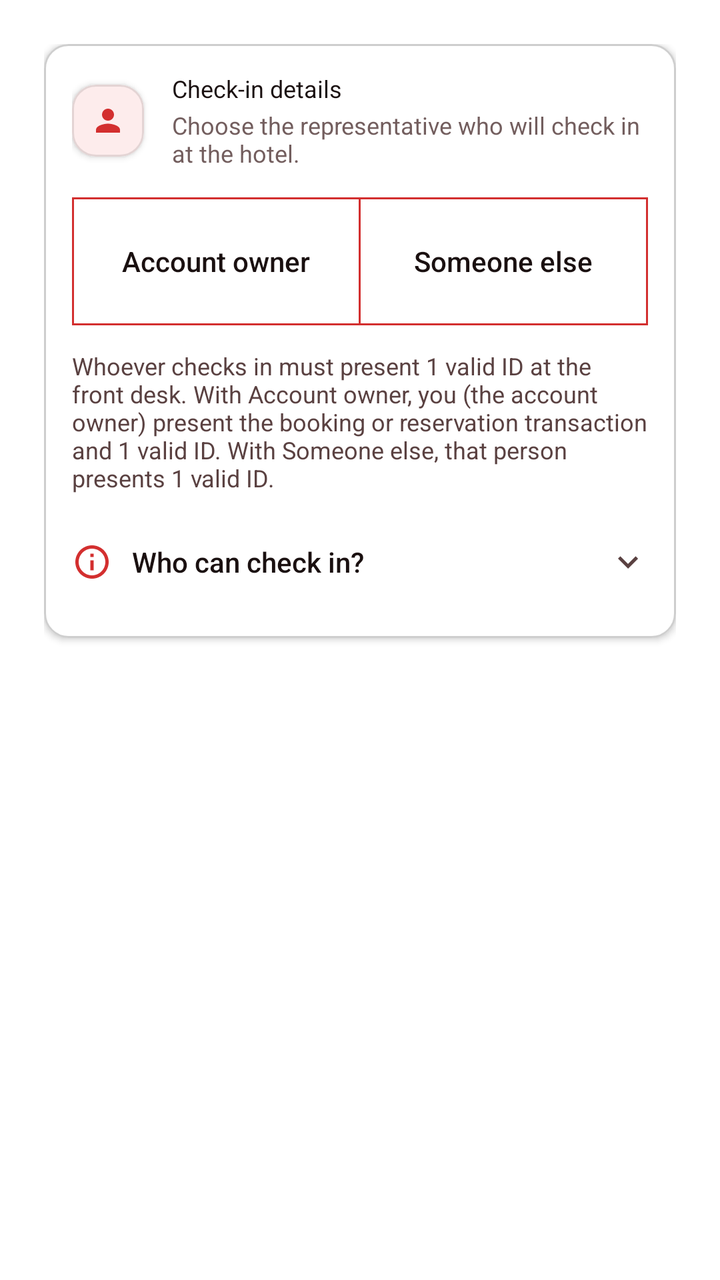
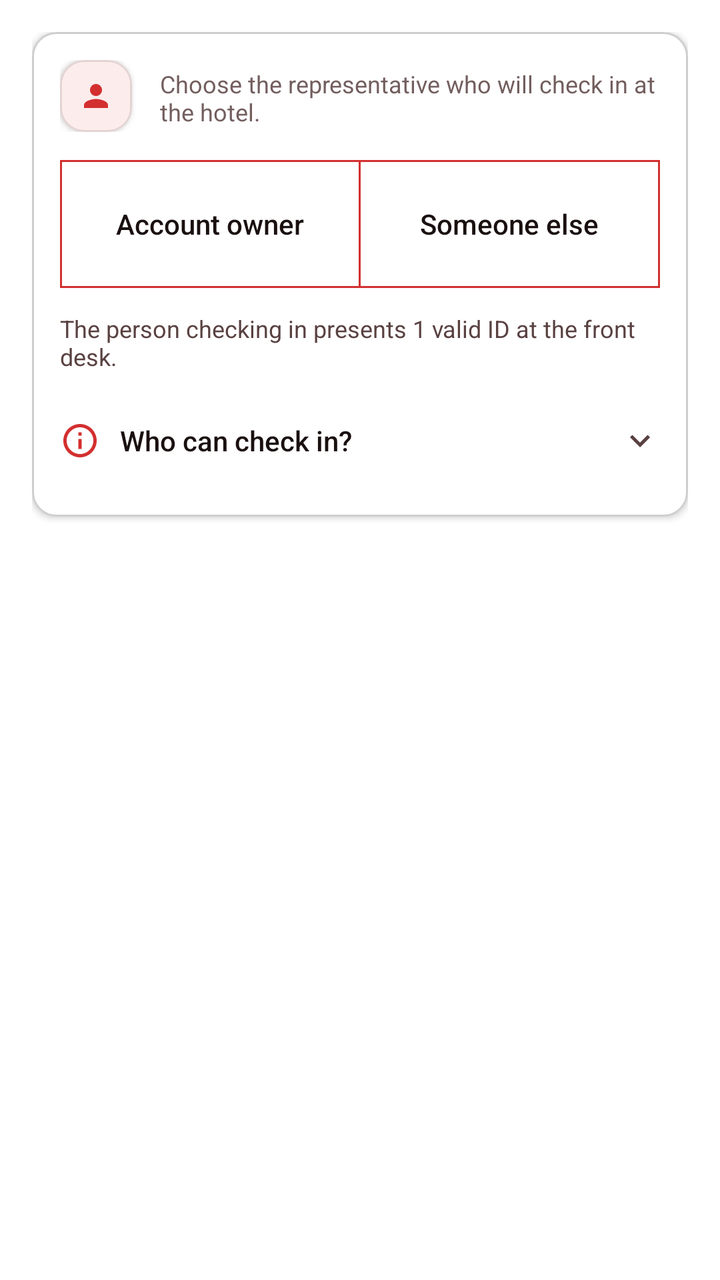

An Android layout rendered at two revisions. The XML below is the earlier revision; the diff shows what the commit changed to produce the second picture.
<!-- AndroidManifest.xml: application theme Theme.VelocitySuites -->
<!-- res/layout/fragment_step4_guest_id.xml -->
<?xml version="1.0" encoding="utf-8"?>
<androidx.core.widget.NestedScrollView xmlns:android="http://schemas.android.com/apk/res/android"
    xmlns:app="http://schemas.android.com/apk/res-auto"
    xmlns:tools="http://schemas.android.com/tools"
    android:layout_width="match_parent"
    android:layout_height="match_parent"
    android:fillViewport="true"
    android:clipToPadding="false">

    <LinearLayout
        android:layout_width="match_parent"
        android:layout_height="wrap_content"
        android:orientation="vertical"
        android:padding="22dp">

        <com.google.android.material.card.MaterialCardView
            style="@style/Widget.Velocity.Card.Flat"
            android:layout_width="match_parent"
            android:layout_height="wrap_content"
            android:clickable="false"
            android:focusable="false">

            <LinearLayout
                android:layout_width="match_parent"
                android:layout_height="wrap_content"
                android:background="@drawable/bg_flat_box"
                android:orientation="vertical"
                android:padding="14dp">

                <LinearLayout
                    android:layout_width="match_parent"
                    android:layout_height="wrap_content"
                    android:layout_marginBottom="14dp"
                    android:gravity="center_vertical"
                    android:orientation="horizontal">

                    <com.google.android.material.card.MaterialCardView
                        android:layout_width="36dp"
                        android:layout_height="36dp"
                        app:cardBackgroundColor="@color/velocity_red_soft">

                        <ImageView
                            android:layout_width="18dp"
                            android:layout_height="18dp"
                            android:layout_gravity="center"
                            android:importantForAccessibility="no"
                            android:src="@drawable/ic_person"
                            app:tint="@color/velocity_red_primary" />
                    </com.google.android.material.card.MaterialCardView>

                    <LinearLayout
                        android:layout_width="0dp"
                        android:layout_height="wrap_content"
                        android:layout_marginStart="14dp"
                        android:layout_weight="1"
                        android:orientation="vertical">

                        <TextView
                            style="@style/TextAppearance.Velocity.Label.Section"
                            android:layout_width="wrap_content"
                            android:layout_height="wrap_content"
                            android:text="@string/who_is_staying_label"
                            android:textColor="@color/velocity_text_primary"
                            android:textSize="12sp" />

                        <TextView
                            style="@style/TextAppearance.Velocity.Body"
                            android:layout_width="match_parent"
                            android:layout_height="wrap_content"
                            android:layout_marginTop="2dp"
                            android:text="@string/who_is_staying_hint"
                            android:textColor="@color/velocity_text_secondary"
                            android:textSize="12sp" />
                    </LinearLayout>
                </LinearLayout>

                
                <com.google.android.material.button.MaterialButtonToggleGroup
                    android:id="@+id/toggleWho"
                    android:layout_width="match_parent"
                    android:layout_height="wrap_content"
                    app:selectionRequired="false"
                    app:singleSelection="true">

                    <com.google.android.material.button.MaterialButton
                        android:id="@+id/btnWhoOwner"
                        style="@style/Widget.Velocity.Flat.Button.Outlined"
                        android:layout_width="0dp"
                        android:layout_height="64dp"
                        android:layout_weight="1"
                        android:text="@string/who_owner_me"
                        android:textColor="@color/velocity_text_primary"
                        android:textSize="14sp" />

                    <com.google.android.material.button.MaterialButton
                        android:id="@+id/btnWhoOther"
                        style="@style/Widget.Velocity.Flat.Button.Outlined"
                        android:layout_width="0dp"
                        android:layout_height="64dp"
                        android:layout_weight="1"
                        android:text="@string/who_someone_else"
                        android:textColor="@color/velocity_text_primary"
                        android:textSize="14sp" />
                </com.google.android.material.button.MaterialButtonToggleGroup>

                <TextView
                    android:id="@+id/tvWhoError"
                    android:layout_width="match_parent"
                    android:layout_height="wrap_content"
                    android:layout_marginTop="8dp"
                    android:fontFamily="sans-serif-medium"
                    android:text="@string/who_choose_error"
                    android:textColor="@color/velocity_action_text"
                    android:textSize="13sp"
                    android:visibility="gone"
                    tools:visibility="visible" />

                
                <LinearLayout
                    android:id="@+id/layoutWhoOwner"
                    android:layout_width="match_parent"
                    android:layout_height="wrap_content"
                    android:layout_marginTop="14dp"
                    android:orientation="vertical"
                    android:visibility="gone">

                    <include
                        android:id="@+id/ownerFields"
                        layout="@layout/view_representative_fields"
                        android:layout_width="match_parent"
                        android:layout_height="wrap_content" />

                    <TextView
                        android:id="@+id/tvOwnerNotYou"
                        android:layout_width="match_parent"
                        android:layout_height="wrap_content"
                        android:layout_marginTop="6dp"
                        android:background="?attr/selectableItemBackground"
                        android:minHeight="48dp"
                        android:gravity="center_vertical"
                        android:text="@string/who_not_you"
                        android:textColor="@color/velocity_action_text"
                        android:textSize="13sp" />

                    <TextView
                        android:id="@+id/tvOwnerProfileMissing"
                        android:layout_width="match_parent"
                        android:layout_height="wrap_content"
                        android:fontFamily="sans-serif-medium"
                        android:text="@string/who_owner_profile_missing"
                        android:textColor="@color/velocity_action_text"
                        android:textSize="13sp"
                        android:visibility="gone" />
                </LinearLayout>

                
                <LinearLayout
                    android:id="@+id/layoutWhoOther"
                    android:layout_width="match_parent"
                    android:layout_height="wrap_content"
                    android:layout_marginTop="14dp"
                    android:orientation="vertical"
                    android:visibility="gone">

                    <include
                        android:id="@+id/otherFields"
                        layout="@layout/view_representative_fields"
                        android:layout_width="match_parent"
                        android:layout_height="wrap_content" />
                </LinearLayout>

                
                <TextView
                    android:id="@+id/tvRepresentativeHelper"
                    android:layout_width="match_parent"
                    android:layout_height="wrap_content"
                    android:layout_marginTop="12dp"
                    android:text="@string/representative_name_helper"
                    android:textColor="@color/velocity_text_secondary"
                    android:textSize="12sp" />

                <LinearLayout
                    android:id="@+id/rowRepresentativeWho"
                    android:layout_width="match_parent"
                    android:layout_height="wrap_content"
                    android:layout_marginTop="10dp"
                    android:background="?attr/selectableItemBackground"
                    android:clickable="true"
                    android:focusable="true"
                    android:gravity="center_vertical"
                    android:minHeight="48dp"
                    android:orientation="horizontal">

                    <ImageView
                        android:layout_width="20dp"
                        android:layout_height="20dp"
                        android:importantForAccessibility="no"
                        android:src="@drawable/ic_info"
                        app:tint="@color/velocity_red_primary" />

                    <TextView
                        android:layout_width="0dp"
                        android:layout_height="wrap_content"
                        android:layout_marginStart="10dp"
                        android:layout_weight="1"
                        android:fontFamily="sans-serif-medium"
                        android:text="@string/representative_who_title"
                        android:textColor="@color/velocity_text_primary"
                        android:textSize="14sp" />

                    <ImageView
                        android:id="@+id/ivRepresentativeWhoChevron"
                        android:layout_width="20dp"
                        android:layout_height="20dp"
                        android:importantForAccessibility="no"
                        android:src="@drawable/ic_expand_more"
                        app:tint="@color/velocity_text_secondary" />
                </LinearLayout>

                <TextView
                    android:id="@+id/tvRepresentativeWhoBody"
                    android:layout_width="match_parent"
                    android:layout_height="wrap_content"
                    android:paddingBottom="4dp"
                    android:text="@string/representative_who_body"
                    android:textColor="@color/velocity_text_secondary"
                    android:textSize="13sp"
                    android:visibility="gone" />

            </LinearLayout>
        </com.google.android.material.card.MaterialCardView>

    </LinearLayout>
</androidx.core.widget.NestedScrollView>
<!-- res/layout/view_representative_fields.xml (included above) -->
<?xml version="1.0" encoding="utf-8"?>
<LinearLayout xmlns:android="http://schemas.android.com/apk/res/android"
    xmlns:app="http://schemas.android.com/apk/res-auto"
    android:layout_width="match_parent"
    android:layout_height="wrap_content"
    android:orientation="vertical">

    <com.google.android.material.textfield.TextInputLayout
        android:id="@+id/tilRepLast"
        style="@style/Widget.Velocity.TextInputLayout.Filter.Date"
        android:layout_width="match_parent"
        android:layout_height="wrap_content"
        android:layout_marginBottom="10dp"
        android:hint="@string/rep_last_name_label"
        app:startIconDrawable="@drawable/ic_person">

        <com.google.android.material.textfield.TextInputEditText
            android:id="@+id/etRepLast"
            android:layout_width="match_parent"
            android:layout_height="wrap_content"
            android:imeOptions="actionNext"
            android:inputType="textPersonName|textCapWords"
            android:maxLength="40"
            android:singleLine="true"
            android:textColor="@color/velocity_text_primary"
            android:textSize="14sp" />
    </com.google.android.material.textfield.TextInputLayout>

    <com.google.android.material.textfield.TextInputLayout
        android:id="@+id/tilRepFirst"
        style="@style/Widget.Velocity.TextInputLayout.Filter.Date"
        android:layout_width="match_parent"
        android:layout_height="wrap_content"
        android:layout_marginBottom="10dp"
        android:hint="@string/rep_first_name_label"
        app:startIconDrawable="@drawable/ic_person">

        <com.google.android.material.textfield.TextInputEditText
            android:id="@+id/etRepFirst"
            android:layout_width="match_parent"
            android:layout_height="wrap_content"
            android:imeOptions="actionNext"
            android:inputType="textPersonName|textCapWords"
            android:maxLength="40"
            android:singleLine="true"
            android:textColor="@color/velocity_text_primary"
            android:textSize="14sp" />
    </com.google.android.material.textfield.TextInputLayout>

    <com.google.android.material.textfield.TextInputLayout
        android:id="@+id/tilRepMiddle"
        style="@style/Widget.Velocity.TextInputLayout.Filter.Date"
        android:layout_width="match_parent"
        android:layout_height="wrap_content"
        android:hint="@string/rep_middle_name_label"
        app:startIconDrawable="@drawable/ic_person">

        <com.google.android.material.textfield.TextInputEditText
            android:id="@+id/etRepMiddle"
            android:layout_width="match_parent"
            android:layout_height="wrap_content"
            android:imeOptions="actionDone"
            android:inputType="textPersonName|textCapWords"
            android:maxLength="40"
            android:singleLine="true"
            android:textColor="@color/velocity_text_primary"
            android:textSize="14sp" />
    </com.google.android.material.textfield.TextInputLayout>
</LinearLayout>
<!-- resources referenced by this layout -->
<resources>
  <color name="velocity_action_text">#B71C1C</color>
  <color name="velocity_red_primary">#D32F2F</color>
  <color name="velocity_red_soft">#FDECEC</color>
  <color name="velocity_text_primary">#1A1010</color>
  <color name="velocity_text_secondary">#5A4141</color>
  <string name="rep_first_name_label">First name</string>
  <string name="rep_last_name_label">Last name</string>
  <string name="rep_middle_name_label">Middle name (optional)</string>
  <string name="representative_name_helper">Whoever checks in must present 1 valid ID at the front desk. With Account owner, you (the account owner) present the booking or reservation transaction and 1 valid ID. With Someone else, that person presents 1 valid ID.</string>
  <string name="representative_who_body">Choose Account owner if you, the account owner, will personally handle the transaction at the hotel. Choose Someone else if another person will represent your booking or reservation at the hotel. Whoever checks in must present one (1) valid ID at the front desk, together with the booking or reservation transaction.</string>
  <string name="representative_who_title">Who can check in?</string>
  <string name="who_choose_error">Choose the representative who will check in at the hotel</string>
  <string name="who_is_staying_hint">Choose the representative who will check in at the hotel.</string>
  <string name="who_is_staying_label">Check-in details</string>
  <string name="who_not_you">Not you? Choose Someone else</string>
  <string name="who_owner_me">Account owner</string>
  <string name="who_owner_profile_missing">Your profile has no first or last name yet. Choose Someone else, or add your name in your profile.</string>
  <string name="who_someone_else">Someone else</string>
  <color name="velocity_surface_elevated">#FFFFFF</color>
  <color name="velocity_divider_hairline">#1A000000</color>
  <dimen name="card_corner_radius">12dp</dimen>
  <color name="black">#FF000000</color>
  <dimen name="card_elevation">2dp</dimen>
  <style name="ShapeAppearance.Velocity.Square" parent="">
          <item name="cornerFamily">rounded</item>
          <item name="cornerSize">0dp</item>
      </style>
  <color name="velocity_red_dark">#7F1212</color>
  <color name="white">#FFFFFFFF</color>
  <color name="velocity_red_rose">#EF5350</color>
  <color name="velocity_red_deep">#5A0A0A</color>
  <style name="TextAppearance.Velocity.Base.Headline3" parent="TextAppearance.MaterialComponents.Headline3">
          <item name="android:letterSpacing">0</item>
      </style>
  <style name="TextAppearance.Velocity.Base.Headline4" parent="TextAppearance.MaterialComponents.Headline4">
          <item name="android:letterSpacing">0</item>
      </style>
  <style name="TextAppearance.Velocity.Base.Headline5" parent="TextAppearance.MaterialComponents.Headline5">
          <item name="android:letterSpacing">0</item>
      </style>
  <style name="TextAppearance.Velocity.Base.Headline6" parent="TextAppearance.MaterialComponents.Headline6">
          <item name="android:letterSpacing">0</item>
      </style>
  <style name="TextAppearance.Velocity.Base.Subtitle1" parent="TextAppearance.MaterialComponents.Subtitle1">
          <item name="android:letterSpacing">0</item>
      </style>
  <style name="TextAppearance.Velocity.Base.Subtitle2" parent="TextAppearance.MaterialComponents.Subtitle2">
          <item name="android:letterSpacing">0</item>
      </style>
  <style name="TextAppearance.Velocity.Base.Body1" parent="TextAppearance.MaterialComponents.Body1">
          <item name="android:letterSpacing">0</item>
      </style>
  <style name="TextAppearance.Velocity.Base.Body2" parent="TextAppearance.MaterialComponents.Body2">
          <item name="android:letterSpacing">0</item>
      </style>
  <style name="TextAppearance.Velocity.Base.Caption" parent="TextAppearance.MaterialComponents.Caption">
          <item name="android:letterSpacing">0</item>
      </style>
  <!-- unchanged entries left out for length: 26 -->
</resources>

<!-- the commit's change to res/layout/fragment_step4_guest_id.xml (unified diff, before → after) -->
@@ -11,7 +11,7 @@
         android:layout_width="match_parent"
         android:layout_height="wrap_content"
         android:orientation="vertical"
-        android:padding="22dp">
+        android:padding="16dp">
 
         <com.google.android.material.card.MaterialCardView
             style="@style/Widget.Velocity.Card.Flat"
@@ -60,6 +60,7 @@
                             android:layout_width="wrap_content"
                             android:layout_height="wrap_content"
                             android:text="@string/who_is_staying_label"
+                            android:visibility="gone"
                             android:textColor="@color/velocity_text_primary"
                             android:textSize="12sp" />
 
<!-- resource entries referenced after the edit -->
@@ -8,7 +8,7 @@
   <string name="rep_first_name_label">First name</string>
   <string name="rep_last_name_label">Last name</string>
   <string name="rep_middle_name_label">Middle name (optional)</string>
-  <string name="representative_name_helper">Whoever checks in must present 1 valid ID at the front desk. With Account owner, you (the account owner) present the booking or reservation transaction and 1 valid ID. With Someone else, that person presents 1 valid ID.</string>
+  <string name="representative_name_helper">The person checking in presents 1 valid ID at the front desk.</string>
   <string name="representative_who_body">Choose Account owner if you, the account owner, will personally handle the transaction at the hotel. Choose Someone else if another person will represent your booking or reservation at the hotel. Whoever checks in must present one (1) valid ID at the front desk, together with the booking or reservation transaction.</string>
   <string name="representative_who_title">Who can check in?</string>
   <string name="who_choose_error">Choose the representative who will check in at the hotel</string>
